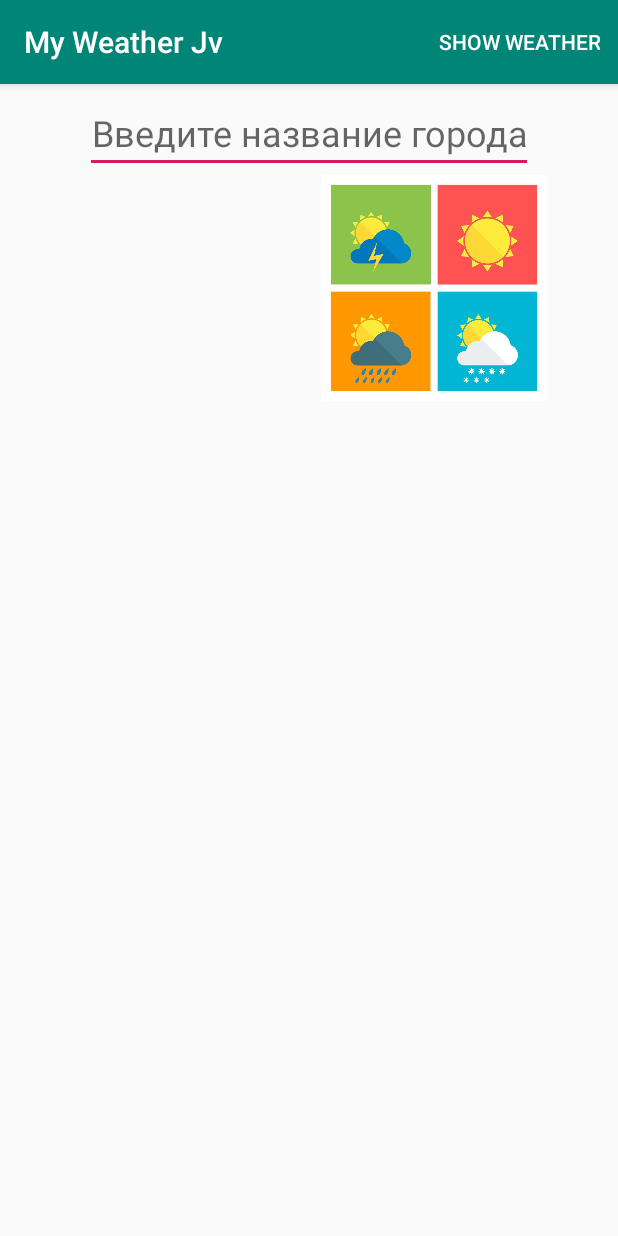
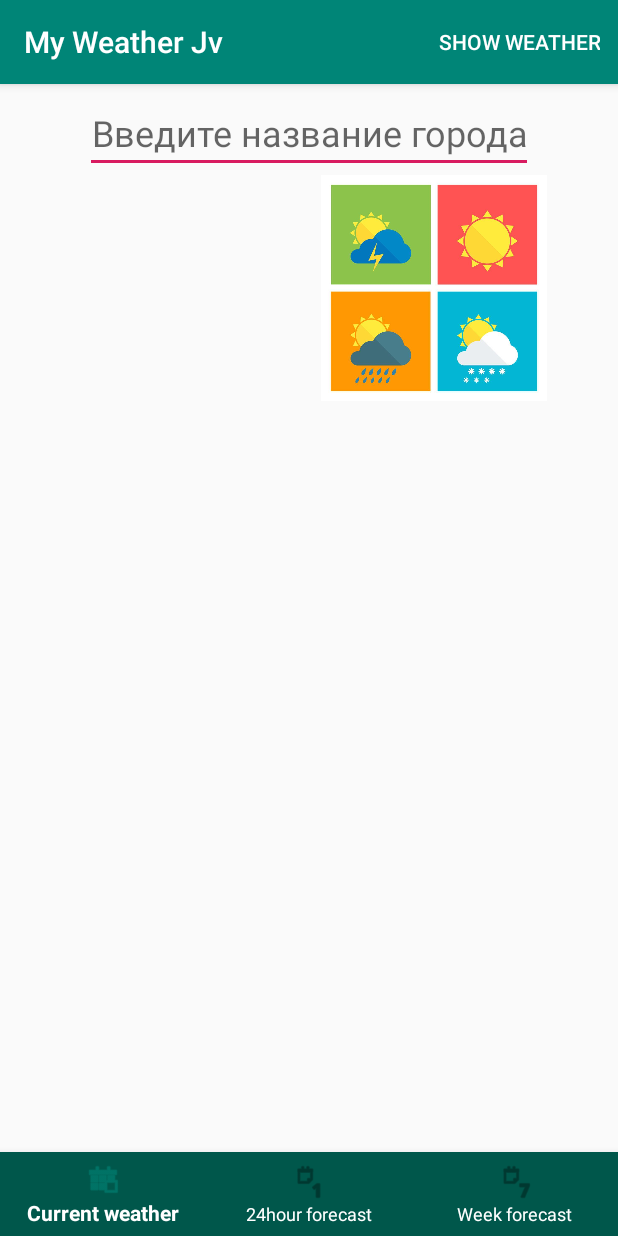
Before and after one commit to YatsekK/MyWeatherJv, an Android app: the screen it shows after launch (MainActivity), on a phone screen of 412 x 824 dp. Run offline under Robolectric (Android 15) with nearby library versions, the phone set to English and light mode, and no system bars.

Commit message:
Fragments, BottomNavigationView and RecyclerView for hourly forecast are added

```diff
--- a/app/build.gradle
+++ b/app/build.gradle
@@ -22,7 +22,9 @@ dependencies {
     implementation fileTree(dir: 'libs', include: ['*.jar'])
     implementation 'androidx.appcompat:appcompat:1.1.0'
     implementation 'androidx.constraintlayout:constraintlayout:1.1.3'
+    implementation 'androidx.legacy:legacy-support-v4:1.0.0'
     testImplementation 'junit:junit:4.12'
     androidTestImplementation 'androidx.test:runner:1.2.0'
     androidTestImplementation 'androidx.test.espresso:espresso-core:3.2.0'
+    implementation 'com.google.android.material:material:1.0.0'
 }
--- a/app/src/main/java/yatsekk/example/com/myweatherjv/MainActivity.java
+++ b/app/src/main/java/yatsekk/example/com/myweatherjv/MainActivity.java
@@ -1,22 +1,67 @@
 package yatsekk.example.com.myweatherjv;
 
 import android.os.Bundle;
+import android.view.MenuItem;
 
+import androidx.annotation.NonNull;
 import androidx.appcompat.app.AppCompatActivity;
 import androidx.fragment.app.Fragment;
-import androidx.fragment.app.FragmentManager;
+
+import com.google.android.material.bottomnavigation.BottomNavigationView;
 
 import yatsekk.example.com.myweatherjv.fragments.CurrentWeatherFragment;
+import yatsekk.example.com.myweatherjv.fragments.DailyWeatherFragment;
+import yatsekk.example.com.myweatherjv.fragments.HourlyWeatherFragment;
 
-public class MainActivity extends AppCompatActivity {
+public class MainActivity extends AppCompatActivity implements BottomNavigationView.OnNavigationItemSelectedListener {
 
     @Override
     protected void onCreate(Bundle savedInstanceState) {
         super.onCreate(savedInstanceState);
         setContentView(R.layout.activity_main);
-        //       setViews();
-        FragmentManager fragmentManager = getSupportFragmentManager();
-        Fragment fragment = new CurrentWeatherFragment();
-        fragmentManager.beginTransaction().add(R.id.fragment, fragment).commit();
+
+        // loading the default fragment
+        loadFragment(new CurrentWeatherFragment());
+
+        // getting bottom navigation view and attaching the listener
+        BottomNavigationView navigationView = findViewById(R.id.navigation);
+        navigationView.setOnNavigationItemSelectedListener(this);
+
+//        FragmentManager fragmentManager = getSupportFragmentManager();
+//        Fragment fragment = new CurrentWeatherFragment();
+//        fragmentManager.beginTransaction().add(R.id.fragment, fragment).commit();
+    }
+
+    private boolean loadFragment(Fragment fragment) {
+        //switching fragment
+        if (fragment != null) {
+            getSupportFragmentManager()
+                    .beginTransaction()
+                    .replace(R.id.fragment_container, fragment)
+                    .commit();
+            return true;
+        }
+        return false;
+    }
+
+
+    @Override
+    public boolean onNavigationItemSelected(@NonNull MenuItem menuItem) {
+        Fragment fragment = null;
+
+        switch (menuItem.getItemId()) {
+            case R.id.navigation_current_weather:
+                fragment = new CurrentWeatherFragment();
+                break;
+
+            case R.id.navigation_24hour_forecast:
+                fragment = new HourlyWeatherFragment();
+                break;
+
+            case R.id.navigation_week_forecast:
+                fragment = new DailyWeatherFragment();
+                break;
+        }
+        return loadFragment(fragment);
     }
 }
--- a/app/src/main/java/yatsekk/example/com/myweatherjv/fragments/CurrentWeatherFragment.java
+++ b/app/src/main/java/yatsekk/example/com/myweatherjv/fragments/CurrentWeatherFragment.java
@@ -36,7 +36,7 @@ public class CurrentWeatherFragment extends Fragment {
     @Nullable
     @Override
     public View onCreateView(@NonNull LayoutInflater inflater, @Nullable ViewGroup container, @Nullable Bundle savedInstanceState) {
-        View view = inflater.inflate(R.layout.fragment_weather_current, container, false);
+        View view = inflater.inflate(R.layout.fragment_current_weather, container, false);
         setViews(view);
         return view;
     }
--- a/app/src/main/res/layout/activity_main.xml
+++ b/app/src/main/res/layout/activity_main.xml
@@ -1,7 +1,30 @@
 <?xml version="1.0" encoding="utf-8"?>
-<FrameLayout xmlns:android="http://schemas.android.com/apk/res/android"
-    xmlns:tools="http://schemas.android.com/tools"
-    android:id="@+id/fragment"
+<androidx.constraintlayout.widget.ConstraintLayout xmlns:android="http://schemas.android.com/apk/res/android"
+    xmlns:app="http://schemas.android.com/apk/res-auto"
+    android:id="@+id/container"
     android:layout_width="match_parent"
-    android:layout_height="match_parent"
-    tools:context=".MainActivity" />
+    android:layout_height="match_parent">
+
+    <FrameLayout
+        android:id="@+id/fragment_container"
+        android:layout_width="0dp"
+        android:layout_height="0dp"
+        app:layout_constraintBottom_toTopOf="@+id/navigation"
+        app:layout_constraintEnd_toEndOf="@+id/navigation"
+        app:layout_constraintHorizontal_bias="0.0"
+        app:layout_constraintStart_toStartOf="parent"
+        app:layout_constraintTop_toTopOf="parent" />
+
+    <com.google.android.material.bottomnavigation.BottomNavigationView
+        android:id="@+id/navigation"
+        android:layout_width="0dp"
+        android:layout_height="wrap_content"
+        android:background="@color/colorPrimaryDark"
+        app:itemTextColor="@android:color/white"
+        app:layout_constraintBottom_toBottomOf="parent"
+        app:layout_constraintEnd_toEndOf="parent"
+        app:layout_constraintStart_toStartOf="parent"
+        app:menu="@menu/navigation" />
+
+
+</androidx.constraintlayout.widget.ConstraintLayout>
--- /dev/null
+++ b/app/src/main/res/menu/navigation.xml
@@ -0,0 +1,19 @@
+<?xml version="1.0" encoding="utf-8"?>
+<menu xmlns:android="http://schemas.android.com/apk/res/android">
+
+    <item
+        android:id="@+id/navigation_current_weather"
+        android:icon="@android:drawable/ic_menu_today"
+        android:title="Current weather" />
+
+    <item
+        android:id="@+id/navigation_24hour_forecast"
+        android:icon="@android:drawable/ic_menu_day"
+        android:title="24hour forecast" />
+
+    <item
+        android:id="@+id/navigation_week_forecast"
+        android:icon="@android:drawable/ic_menu_week"
+        android:title="Week forecast" />
+
+</menu>
--- a/app/src/main/res/values/dimens.xml
+++ b/app/src/main/res/values/dimens.xml
@@ -4,4 +4,5 @@
     <dimen name="margin_normal_16">16dp</dimen>
     <dimen name="margin_big_24">24dp</dimen>
     <dimen name="margin_tiny_4">4dp</dimen>
+    <dimen name="textSize_big_24">24dp</dimen>
 </resources>
--- a/app/src/main/res/values/strings.xml
+++ b/app/src/main/res/values/strings.xml
@@ -3,4 +3,7 @@
     <string name="content_description">Current weather image view</string>
     <string name="enter_city_name_hint">Введите название города</string>
     <string name="menuItem_show_weather">Show weather</string>
+
+    <!-- TODO: Remove or change this placeholder text -->
+    <string name="hello_blank_fragment">Hello blank fragment</string>
 </resources>
```
Also changed, not shown: app/src/main/java/yatsekk/example/com/myweatherjv/Weather.java (+16 -0 lines), app/src/main/java/yatsekk/example/com/myweatherjv/adapters/HourlyWeatherAdapter.java (added, +89 -0 lines), app/src/main/java/yatsekk/example/com/myweatherjv/fragments/DailyWeatherFragment.java (added, +32 -0 lines), app/src/main/java/yatsekk/example/com/myweatherjv/fragments/HourlyWeatherFragment.java (added, +46 -0 lines), app/src/main/res/layout/fragment_daily_weather.xml (added, +15 -0 lines), app/src/main/res/layout/fragment_hourly_weather.xml (added, +10 -0 lines), app/src/main/res/layout/hourly_weather_list_item.xml (added, +79 -0 lines), app/src/main/res/layout/fragment_current_weather.xml (renamed from app/src/main/res/layout/fragment_weather_current.xml).
